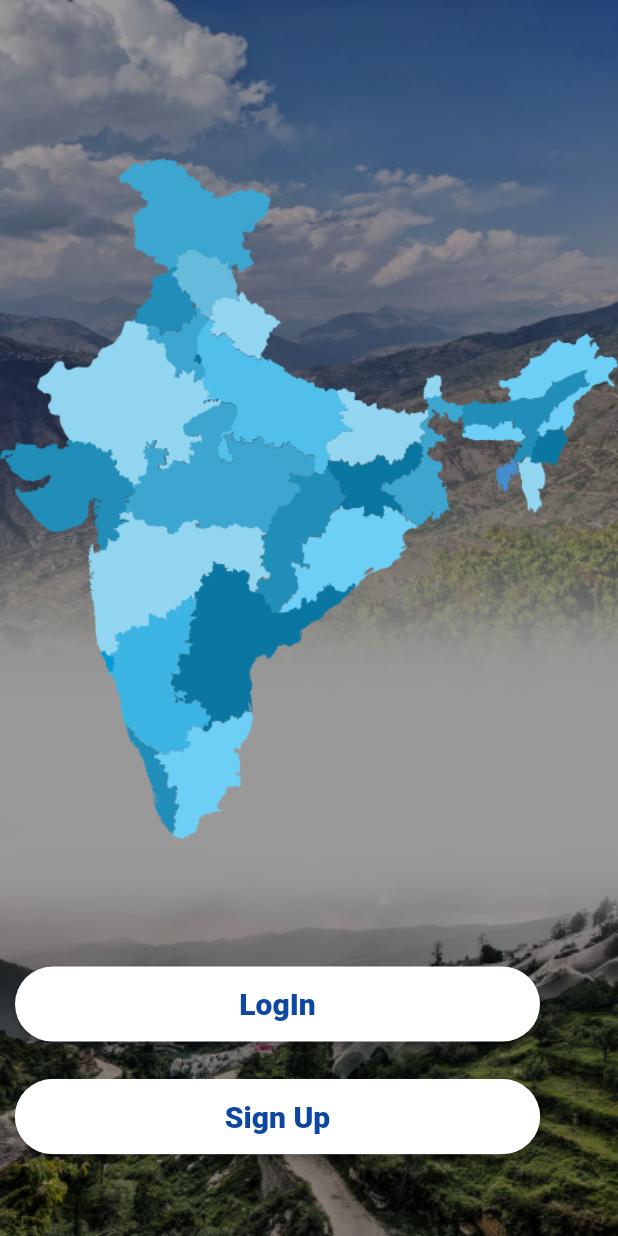
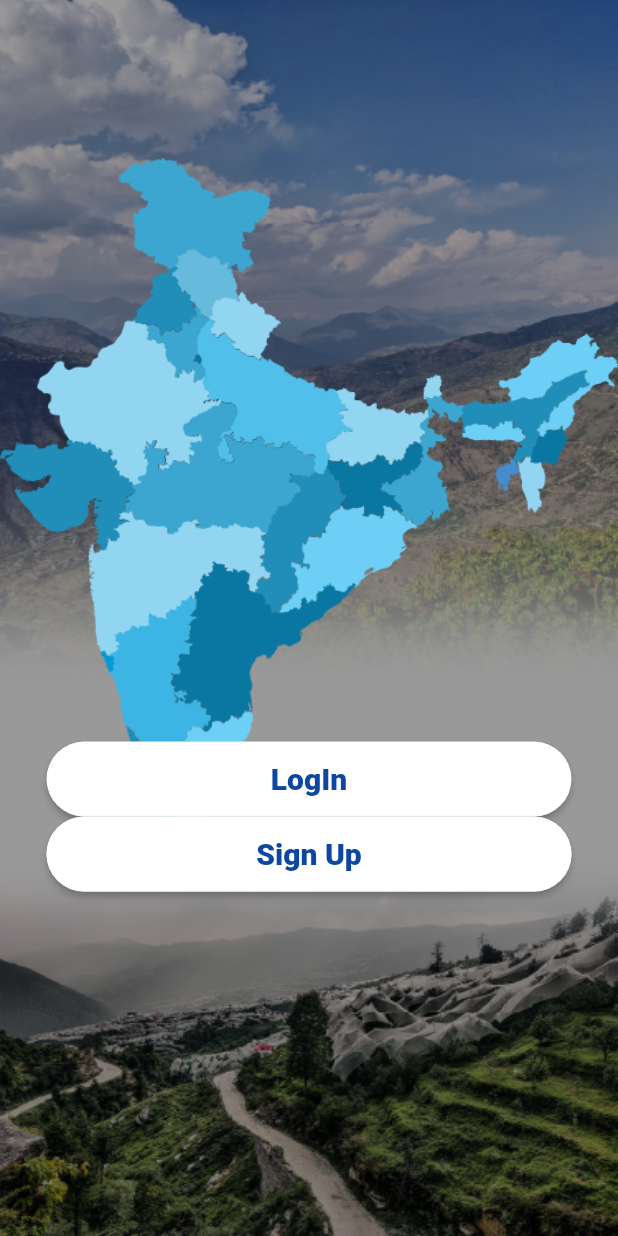
Before and after one commit to arshneetkathuria/mera-Gaon, a Flutter app: the screen it shows after launch, on a phone screen of 412 x 824 dp. Run offline on Flutter 3.47's test engine with Material 2 defaults, Android fonts, the phone set to English and light mode, and no system bars; our stand-ins replace email_validator, firebase_auth, firebase_database, geocoding, geolocator, google_maps_flutter and 4 more; accounts and stored records are empty.

Commit message:
Home page UI bug sorted

```diff
--- a/lib/Views/Home/home.dart
+++ b/lib/Views/Home/home.dart
@@ -37,12 +37,10 @@ class Home extends StatelessWidget {
 
         Scaffold(
           backgroundColor: Colors.transparent,
-          body: Column(
+          body: Center(
+            child: Column(
               children: <Widget>[
 
-              Padding(
-                  padding: EdgeInsets.only(left: 10, right: 20, top: 150,bottom:20),
-                  child:
                 Container(
                   margin: EdgeInsets.only(top:MediaQuery.of(context).size.height*0.6),
                   width: 350,
@@ -63,11 +61,7 @@ class Home extends StatelessWidget {
                       Navigator.of(context).push(MaterialPageRoute(builder: (context)=>LogIn()));
                     },
                   ),
-                  )
                 ),
-              Padding(
-                  padding: EdgeInsets.only(left: 10, right: 20, top: 5,bottom:30),
-                  child:
                 Container(
                   width: 350,
                   height: 50,
@@ -89,8 +83,8 @@ class Home extends StatelessWidget {
                     },
                   ),
                 )
-              )
               ],
+            ),
           ),
         ),
 
```
Lines whose indentation alone changed are shown as unchanged.
